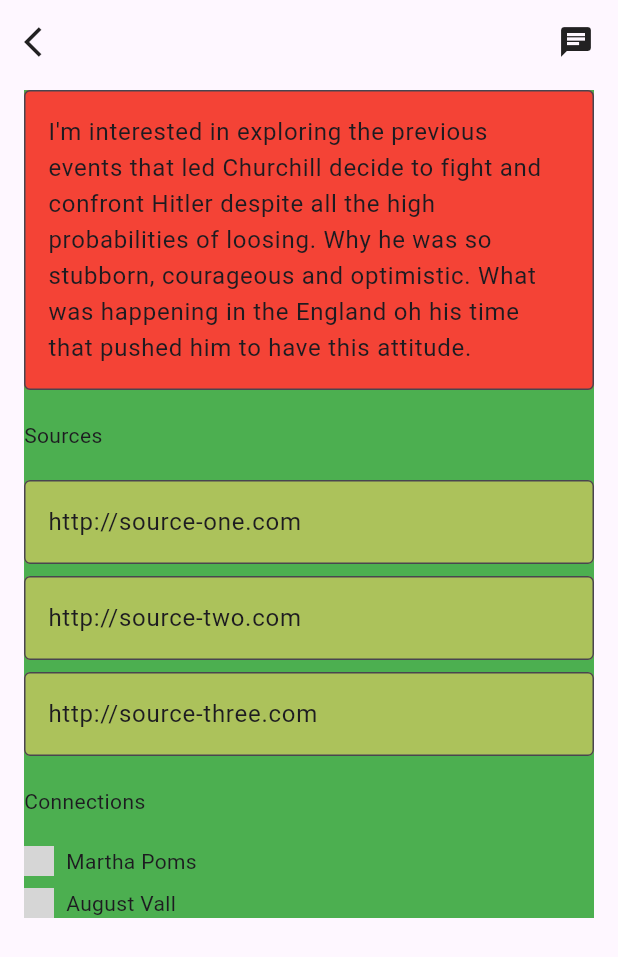
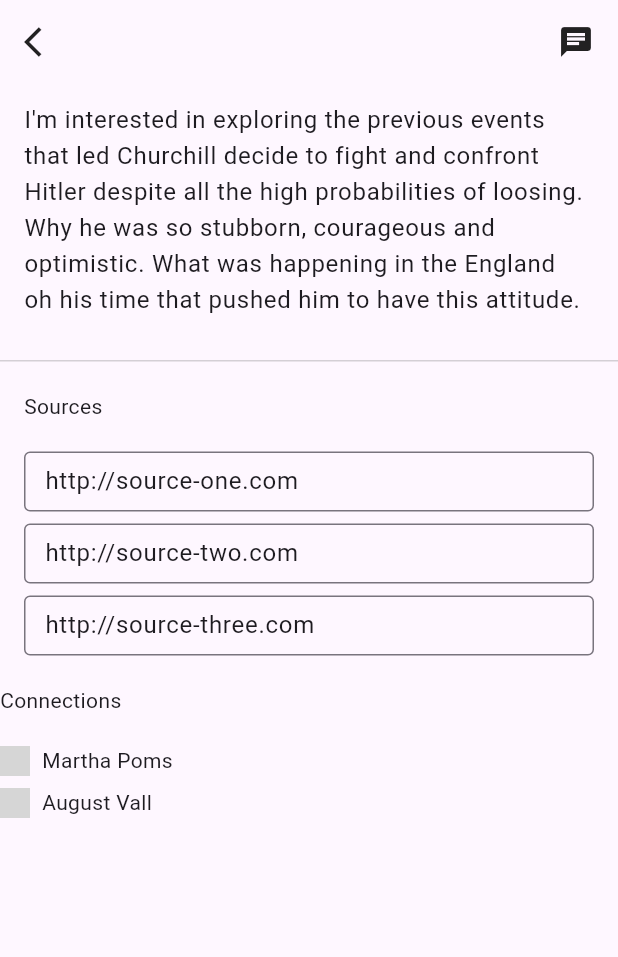
Before and after one commit to omartorresrios/humanconnection, a Flutter app: the ExplorationDetailsView screen opened directly with sample values from the repository, on a phone screen of 412 x 824 dp. Shown: the top 957 px of the screen. Run offline on Flutter 3.47's test engine with Material 3 defaults, Android fonts, the phone set to English and light mode, and no system bars; our stand-ins replace cached_network_image, fluttertoast; network calls fail; grey boxes are pictures that could not be loaded.

Commit message:
Match ExplorationDetailsView UI with NewExplorationView's

```diff
--- a/lib/views/exploration_details_view.dart
+++ b/lib/views/exploration_details_view.dart
@@ -77,15 +77,15 @@ class _ExplorationDetailsViewState extends State<ExplorationDetailsView> {
   Widget build(BuildContext context) {
     return Scaffold(
         body: SafeArea(
-      child: Padding(
-        padding: const EdgeInsets.all(16.0),
       child: Column(
         children: [
-            appBar(context),
+          Padding(
+            padding: const EdgeInsets.only(left: 16, top: 16, right: 16),
+            child: appBar(context),
+          ),
           const SizedBox(height: 20),
           exploration(context),
         ],
-        ),
       ),
     ));
   }
@@ -93,14 +93,14 @@ class _ExplorationDetailsViewState extends State<ExplorationDetailsView> {
   Expanded exploration(BuildContext context) {
     return Expanded(
       child: SingleChildScrollView(
-        child: Container(
-          color: Colors.green,
         child: Column(
           crossAxisAlignment: CrossAxisAlignment.start,
           children: [
             if (isBodyFocused)
               Align(
                   alignment: Alignment.centerRight,
+                  child: Padding(
+                    padding: const EdgeInsets.only(left: 16, right: 16),
                     child: TextButton(
                       style: TextButton.styleFrom(
                         overlayColor: Colors.transparent,
@@ -120,20 +120,31 @@ class _ExplorationDetailsViewState extends State<ExplorationDetailsView> {
                                 .toList());
                       },
                       child: const Text('Done'),
+                    ),
                   )),
-              TextField(
+            Padding(
+              padding: const EdgeInsets.only(left: 16, right: 16),
+              child: TextField(
                 focusNode: explorationTextFocusNode,
                 controller: explorationTextEditing,
                 decoration: const InputDecoration(
-                    border: OutlineInputBorder(),
-                    fillColor: Colors.red,
-                    filled: true),
+                    hintText: "New exploration",
+                    border: InputBorder.none,
+                    fillColor: Colors.transparent),
                 minLines: 1,
                 maxLines: 8,
                 onTap: () {},
               ),
+            ),
             const SizedBox(height: 20),
-              Row(
+            const Divider(
+              height: 1,
+              color: Color.fromARGB(61, 78, 78, 78),
+            ),
+            const SizedBox(height: 20),
+            Padding(
+              padding: const EdgeInsets.only(left: 16, right: 16),
+              child: Row(
                 mainAxisAlignment: MainAxisAlignment.spaceBetween,
                 children: [
                   const Text("Sources"),
@@ -162,12 +173,12 @@ class _ExplorationDetailsViewState extends State<ExplorationDetailsView> {
                     )
                 ],
               ),
+            ),
             const SizedBox(height: 20),
             sourceTextFields(),
             if (widget.exploration.sharedExplorations.isNotEmpty)
               connectionsSection()
           ],
-          ),
         ),
       ),
     );
@@ -216,19 +227,25 @@ class _ExplorationDetailsViewState extends State<ExplorationDetailsView> {
       shrinkWrap: true,
       itemCount: widget.exploration.sources.length,
       itemBuilder: (context, index) {
-        return Row(children: [
+        return Padding(
+          padding: const EdgeInsets.only(left: 16, right: 16),
+          child: Row(children: [
             Expanded(
+              child: SizedBox(
+                height: 40,
                 child: TextField(
                   focusNode: explorationSourceFocusNodes[index],
                   controller: sourceControllers[index],
                   decoration: const InputDecoration(
-                  border: OutlineInputBorder(),
-                  fillColor: Color.fromARGB(255, 172, 194, 91),
-                  filled: true),
+                      contentPadding:
+                          EdgeInsets.symmetric(vertical: 0, horizontal: 10),
+                      border: OutlineInputBorder()),
                   maxLines: 1,
                 ),
+              ),
             )
-        ]);
+          ]),
+        );
       },
       separatorBuilder: (context, index) => const SizedBox(height: 8),
     );
--- a/lib/views/new_exploration_view.dart
+++ b/lib/views/new_exploration_view.dart
@@ -132,9 +132,9 @@ class _NewExplorationViewState extends State<NewExplorationView> {
                 // focusNode: explorationSourceFocusNodes[index],
                 controller: sourceControllers[index],
                 decoration: const InputDecoration(
-                    border: OutlineInputBorder(),
-                    fillColor: Color.fromARGB(255, 255, 255, 255),
-                    filled: true),
+                    contentPadding:
+                        EdgeInsets.symmetric(vertical: 0, horizontal: 10),
+                    border: OutlineInputBorder()),
                 maxLines: 1,
                 onTap: () {},
               ),
```
Lines whose indentation alone changed are shown as unchanged.
